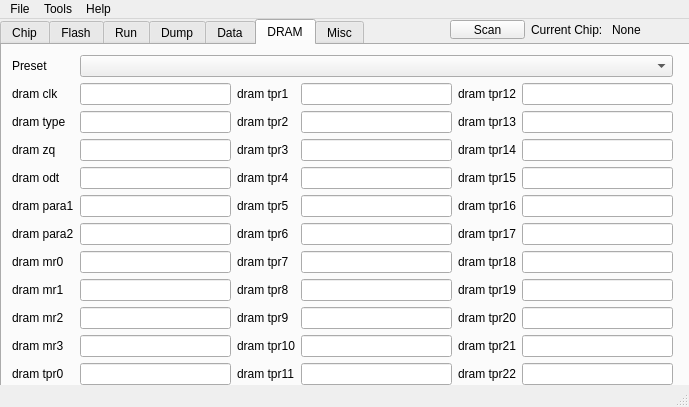
YuzukiTsuru/YFEL, file src/mainwindow.ui: the form before one commit.
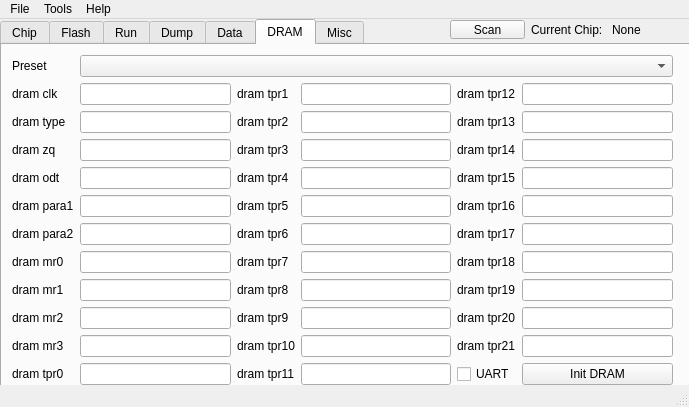
The form after the commit. The open tabs and pages were chosen to show the change.

Patch:
```diff
--- a/src/mainwindow.ui
+++ b/src/mainwindow.ui
@@ -750,13 +750,6 @@
        <item row="6" column="2">
         <widget class="QLineEdit" name="dram_dram_para2_lineEdit"/>
        </item>
-       <item row="11" column="5">
-        <widget class="QLabel" name="dram_dram_tpr22_label">
-         <property name="text">
-          <string>dram tpr22</string>
-         </property>
-        </widget>
-       </item>
        <item row="8" column="3">
         <widget class="QLabel" name="dram_dram_tpr8_label">
          <property name="text">
@@ -920,7 +913,18 @@
         <widget class="QLineEdit" name="dram_dram_tpr21_lineEdit"/>
        </item>
        <item row="11" column="6">
-        <widget class="QLineEdit" name="dram_dram_tpr22_lineEdit"/>
+        <widget class="QPushButton" name="dram_init_dram_btn">
+         <property name="text">
+          <string>Init DRAM</string>
+         </property>
+        </widget>
+       </item>
+       <item row="11" column="5">
+        <widget class="QCheckBox" name="dram_init_dram_uart_checkbox">
+         <property name="text">
+          <string>UART</string>
+         </property>
+        </widget>
        </item>
       </layout>
      </widget>
```
